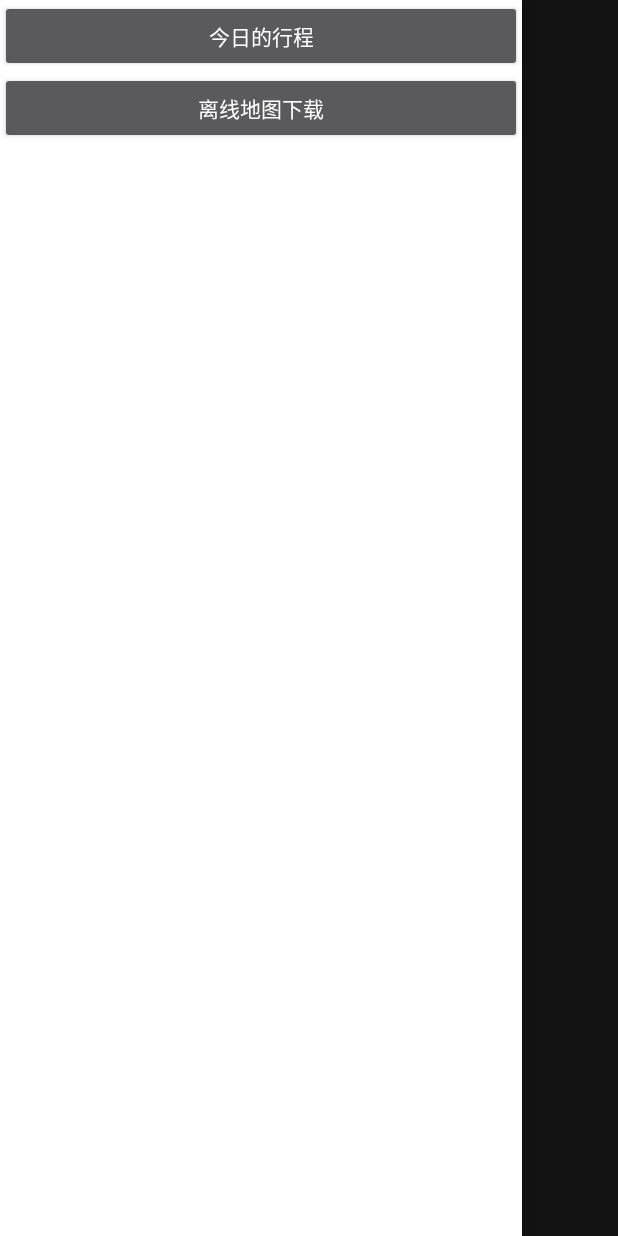
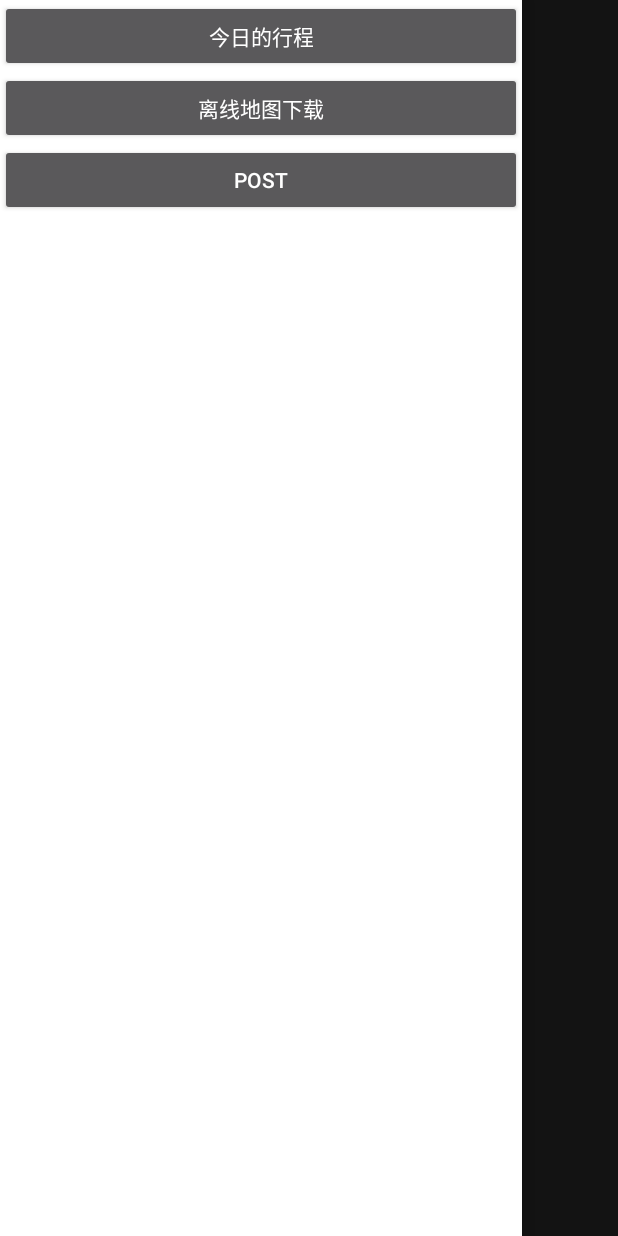
Before and after one commit to luisfly/WorkBaiduMap, an Android app: the MainActivity screen opened directly, with no data from a screen before it, with the side drawer open, on a phone screen of 412 x 824 dp. Run offline under Robolectric (Android 15) with nearby library versions, the phone set to English and light mode, and no system bars; libraries missing offline, so code that uses them is left out: com.baidu.mapapi; plain views replace MapView; 27 statements that could not run were skipped.

Commit message:
10.10 网页打开app已经测试成功，剩下从android app发送数据到指定url还未测试，公司测试发送到localhost失败，原因为模拟器无法访问localhost

```diff
--- a/app/build.gradle
+++ b/app/build.gradle
@@ -28,10 +28,12 @@ android {
         sourceCompatibility = 1.8
         targetCompatibility = 1.8
     }
+
+    useLibrary 'org.apache.http.legacy'
 }
 
 dependencies {
-    implementation fileTree(dir: 'libs', include: ['*.jar'])
+    implementation fileTree(include: ['*.jar'], dir: 'libs')
     implementation 'androidx.appcompat:appcompat:1.0.2'
     implementation 'androidx.constraintlayout:constraintlayout:1.1.3'
     testImplementation 'junit:junit:4.12'
--- a/app/src/main/AndroidManifest.xml
+++ b/app/src/main/AndroidManifest.xml
@@ -43,13 +43,15 @@
                 <category android:name="android.intent.category.LAUNCHER" />
 
                 <!-- 10.08 测试使用网页端打开app -->
+                <!-- 模拟器无法打开本地电脑网络localhost,无法测试 -->
+                <!-- 测试成功，host不用添加端口即可 -->
                 <action android:name="android.intent.action.VIEW" />
 
                 <category android:name="android.intent.category.DEFAULT" />
                 <category android:name="android.intent.category.BROWSABLE" />
 
                 <data
-                    android:host="127.0.0.1:9090"
+                    android:host="127.0.0.1"
                     android:scheme="m" />
             </intent-filter>
         </activity>
--- a/app/src/main/res/layout/activity_main.xml
+++ b/app/src/main/res/layout/activity_main.xml
@@ -49,6 +49,12 @@
             android:layout_height="wrap_content"
             android:text="离线地图下载" />
 
+        <Button
+            android:id="@+id/post"
+            android:layout_width="match_parent"
+            android:layout_height="wrap_content"
+            android:text="post" />
+
     </LinearLayout>
 
 </androidx.drawerlayout.widget.DrawerLayout>
```
Also changed, not shown: app/src/main/java/com/example/workbaidumap/MainActivity.java (+60 -3 lines).
